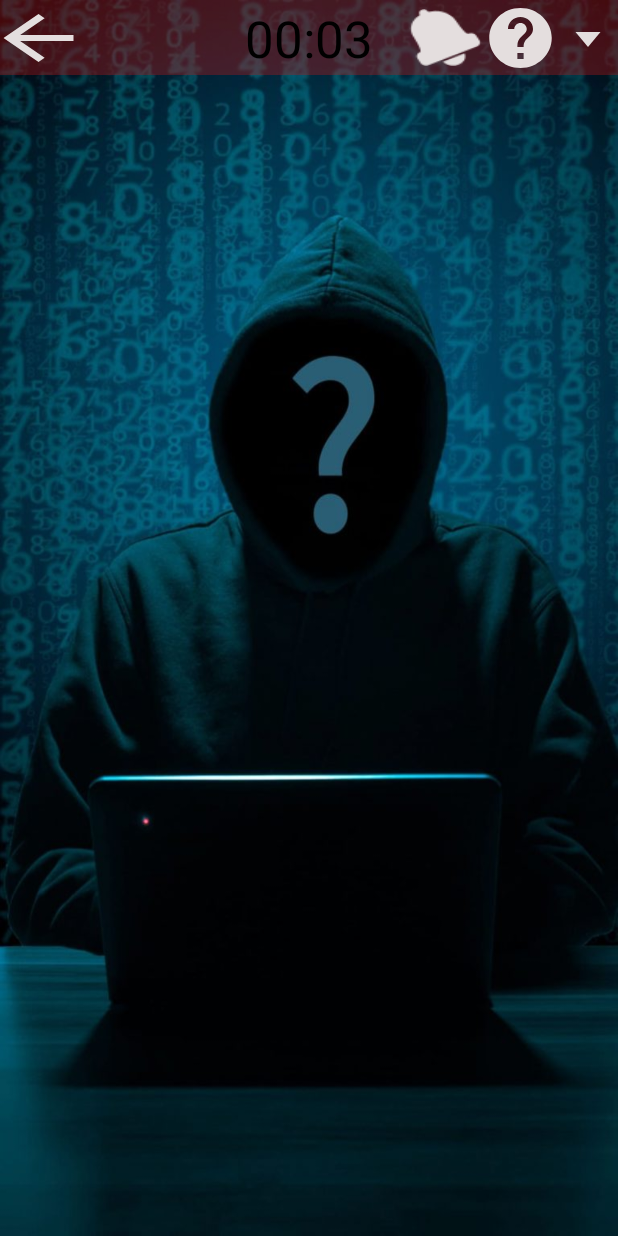
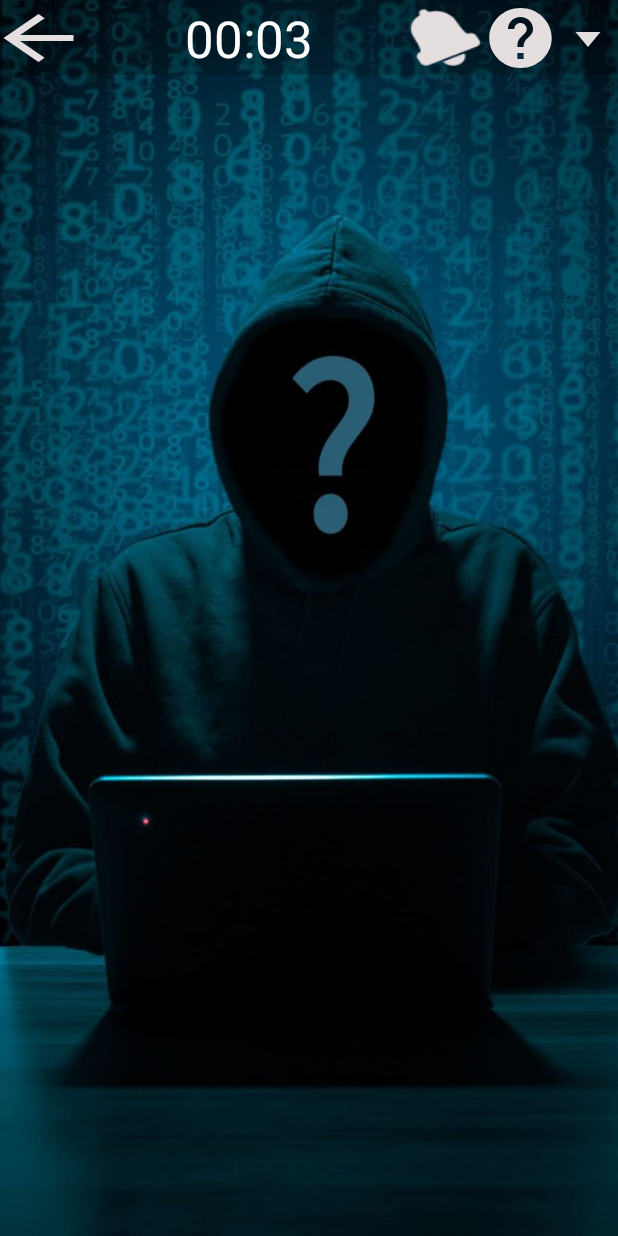
Before and after one commit to MohamedBenAhmed55/MentalGym, an Android app: the CryptogrammeGame screen opened directly, with no data from a screen before it, on a phone screen of 412 x 824 dp. Run offline under Robolectric (Android 15) with nearby library versions, the phone set to English and light mode, and no system bars; Roboto replaces fonts that are not available here; 6 statements that could not run were skipped.

Commit message:
fazat w bara

```diff
--- a/app/src/main/res/layout/activity_cryptogramme_game.xml
+++ b/app/src/main/res/layout/activity_cryptogramme_game.xml
@@ -13,7 +13,7 @@
         <androidx.constraintlayout.widget.ConstraintLayout
             android:layout_width="match_parent"
             android:layout_height="50dp"
-            android:background="#55CA1616"
+            android:background="#34000000"
             tools:ignore="MissingConstraints">
             <Button
                 android:id="@+id/drop"
@@ -52,13 +52,12 @@
                 android:layout_width="wrap_content"
                 android:layout_height="wrap_content"
                 android:text="00:00"
-                android:textColor="@color/black"
+                android:textColor="@color/white"
                 android:textSize="34sp"
                 app:layout_constraintBottom_toBottomOf="parent"
-                app:layout_constraintStart_toStartOf="parent"
-                app:layout_constraintTop_toTopOf="parent"
-                app:layout_constraintEnd_toEndOf="parent"
-                />
+                app:layout_constraintEnd_toStartOf="@+id/hint"
+                app:layout_constraintStart_toEndOf="@+id/Back"
+                app:layout_constraintTop_toTopOf="parent" />
 
 
             <Button
--- a/app/src/main/res/layout/activity_cryptogramme_win.xml
+++ b/app/src/main/res/layout/activity_cryptogramme_win.xml
@@ -91,7 +91,7 @@
             android:layout_marginHorizontal="30dp"
             android:layout_marginTop="10dp"
             android:fontFamily="@font/caladea"
-            android:text="Good Job !!!! :O  you want to have more fun!"
+            android:text="Good Job !!!! :O  press Next to have more fun!"
             android:textAlignment="center"
             android:textColor="#FFF"
             android:textSize="28sp" />
```
